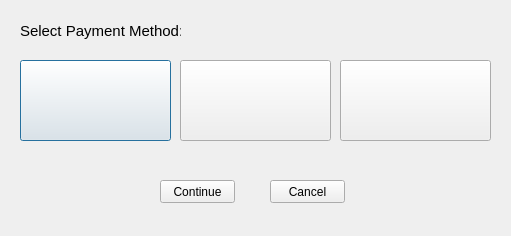
tongzhou-us/Movie-Ticket-Booking-System, file UI/SelectPaymentMethod_Dialog.ui: the form before one commit.
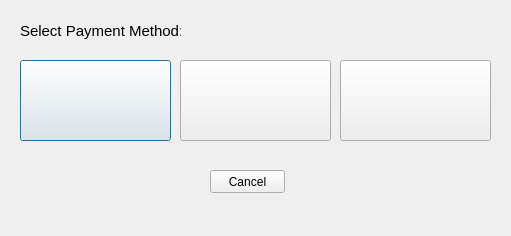
The form after the commit. Icons and pictures are not drawn.

Patch:
```diff
--- a/UI/SelectPaymentMethod_Dialog.ui
+++ b/UI/SelectPaymentMethod_Dialog.ui
@@ -79,24 +79,11 @@
     <string>Select Payment Method:</string>
    </property>
   </widget>
-  <widget class="QPushButton" name="Continue_PushButton">
-   <property name="geometry">
-    <rect>
-     <x>160</x>
-     <y>180</y>
-     <width>75</width>
-     <height>23</height>
-    </rect>
-   </property>
-   <property name="text">
-    <string>Continue</string>
-   </property>
-  </widget>
   <widget class="QPushButton" name="Cancel_PushButton">
    <property name="geometry">
     <rect>
-     <x>270</x>
-     <y>180</y>
+     <x>210</x>
+     <y>170</y>
      <width>75</width>
      <height>23</height>
     </rect>
```
